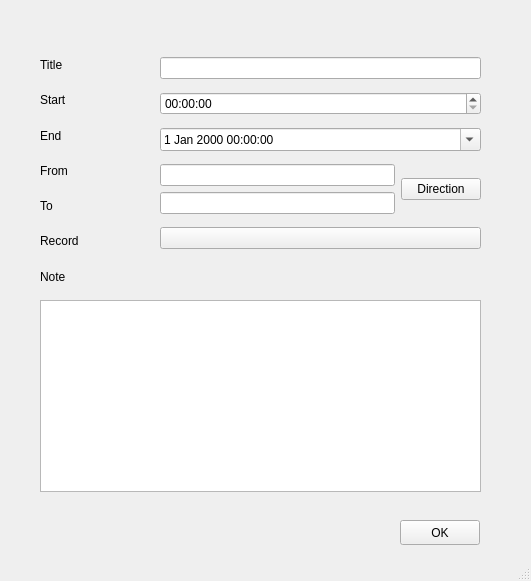
Qt form choose.ui (steven558877/Calendar) before a commit.
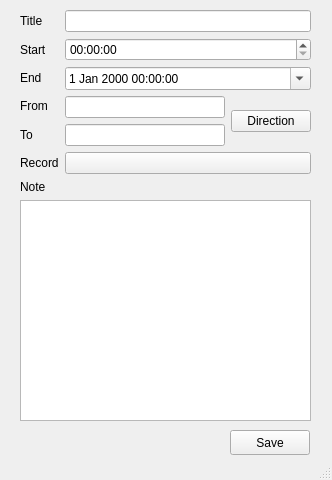
The same form after that commit.

Commit message: add windowTitle, modified layout

What changed in the file:
```diff
--- a/choose.ui
+++ b/choose.ui
@@ -6,8 +6,8 @@
    <rect>
     <x>0</x>
     <y>0</y>
-    <width>531</width>
-    <height>581</height>
+    <width>332</width>
+    <height>480</height>
    </rect>
   </property>
   <property name="windowTitle">
@@ -17,35 +17,29 @@
    <widget class="QPushButton" name="okBtn">
     <property name="geometry">
      <rect>
-      <x>400</x>
-      <y>520</y>
+      <x>230</x>
+      <y>430</y>
       <width>80</width>
       <height>25</height>
      </rect>
     </property>
     <property name="text">
-     <string>OK</string>
+     <string>Save</string>
     </property>
    </widget>
-   <widget class="QTextEdit" name="comment">
+   <widget class="QWidget" name="">
     <property name="geometry">
      <rect>
-      <x>40</x>
-      <y>300</y>
-      <width>441</width>
-      <height>192</height>
+      <x>20</x>
+      <y>10</y>
+      <width>291</width>
+      <height>411</height>
      </rect>
     </property>
-   </widget>
-   <widget class="QWidget" name="verticalLayoutWidget">
-    <property name="geometry">
-     <rect>
-      <x>40</x>
-      <y>50</y>
-      <width>101</width>
-      <height>241</height>
-     </rect>
-    </property>
+    <layout class="QGridLayout" name="gridLayout_4">
+     <item row="0" column="0">
+      <layout class="QGridLayout" name="gridLayout_2">
+       <item row="0" column="0">
     <layout class="QVBoxLayout" name="verticalLayout">
      <item>
       <widget class="QLabel" name="label">
@@ -89,55 +83,34 @@
        </property>
       </widget>
      </item>
-     <item>
-      <widget class="QLabel" name="label_5">
-       <property name="text">
-        <string>Note</string>
-       </property>
-      </widget>
-     </item>
-    </layout>
-   </widget>
-   <widget class="QWidget" name="verticalLayoutWidget_2">
-    <property name="geometry">
-     <rect>
-      <x>160</x>
-      <y>50</y>
-      <width>321</width>
-      <height>211</height>
-     </rect>
-    </property>
-    <layout class="QVBoxLayout" name="verticalLayout_2">
-     <item>
-      <widget class="QLineEdit" name="title"/>
-     </item>
-     <item>
+        </layout>
+       </item>
+       <item row="0" column="1">
+        <layout class="QGridLayout" name="gridLayout">
+         <item row="4" column="0">
+          <widget class="QLineEdit" name="LocationTo"/>
+         </item>
+         <item row="1" column="0" colspan="2">
       <widget class="QTimeEdit" name="timeFrom">
        <property name="calendarPopup">
         <bool>true</bool>
        </property>
       </widget>
      </item>
-     <item>
-      <widget class="QDateTimeEdit" name="timeTo">
-       <property name="calendarPopup">
-        <bool>true</bool>
-       </property>
-      </widget>
-     </item>
-     <item>
-      <layout class="QHBoxLayout" name="horizontalLayout">
-       <item>
-        <layout class="QVBoxLayout" name="verticalLayout_6">
-         <item>
+         <item row="0" column="0" colspan="2">
+          <widget class="QLineEdit" name="title"/>
+         </item>
+         <item row="3" column="0">
           <widget class="QLineEdit" name="LocationFrom"/>
          </item>
-         <item>
-          <widget class="QLineEdit" name="LocationTo"/>
+         <item row="2" column="0" colspan="2">
+          <widget class="QDateTimeEdit" name="timeTo">
+           <property name="calendarPopup">
+            <bool>true</bool>
+           </property>
+          </widget>
          </item>
-        </layout>
-       </item>
-       <item>
+         <item row="3" column="1" rowspan="2">
         <widget class="QPushButton" name="dirBtn">
          <property name="text">
           <string>Direction</string>
@@ -156,14 +129,30 @@
          </property>
         </widget>
        </item>
-      </layout>
-     </item>
-     <item>
+         <item row="5" column="0" colspan="2">
       <widget class="QPushButton" name="recBtn">
        <property name="text">
         <string/>
        </property>
       </widget>
+         </item>
+        </layout>
+       </item>
+      </layout>
+     </item>
+     <item row="1" column="0">
+      <layout class="QGridLayout" name="gridLayout_3">
+       <item row="1" column="0">
+        <widget class="QLabel" name="label_5">
+         <property name="text">
+          <string>Note</string>
+         </property>
+        </widget>
+       </item>
+       <item row="2" column="0">
+        <widget class="QTextEdit" name="comment"/>
+       </item>
+      </layout>
      </item>
     </layout>
    </widget>
```
Lines whose indentation alone changed are shown as unchanged. The commit also changes 4 other files.
